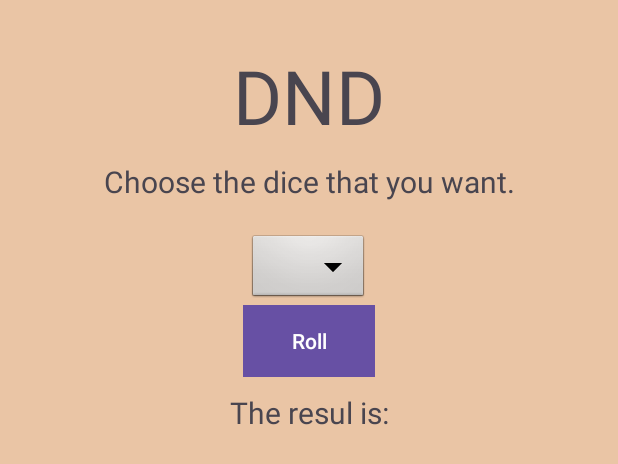
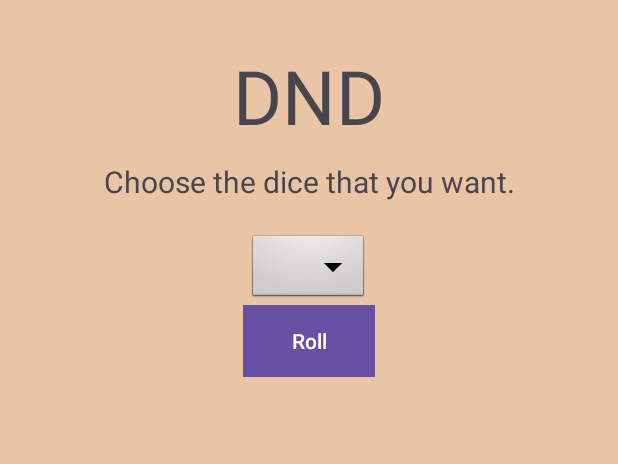
Before and after one commit to Boldlowa360/Projet-app-D-s, an Android app: the layout activity_main.xml on its own in the app's theme, with its tools: preview values and no code run, on a phone screen of 412 x 824 dp. Shown: the top 464 px of the screen. Run offline under Robolectric (Android 15) with nearby library versions, the phone set to English and light mode, and no system bars.

Commit message:
FCT Debut des changement
Changement de l'affichage des resultat pour un snackbar et debut modification pour historique

```diff
--- a/app/src/main/java/com/example/dnd/Dices.java
+++ b/app/src/main/java/com/example/dnd/Dices.java
@@ -2,4 +2,6 @@ package com.example.dnd;
 
 public class Dices {
     public int faces;
+    public String image;
+    public String resultat;
 }
--- a/app/src/main/res/layout/activity_main.xml
+++ b/app/src/main/res/layout/activity_main.xml
@@ -53,19 +53,6 @@
             android:background="@color/black"
             android:text="@string/lancer"
             android:id="@+id/btn"/>
-        <TextView
-            android:layout_width="match_parent"
-            android:layout_height="wrap_content"
-            android:gravity="center"
-            android:layout_margin="10dp"
-            android:text="@string/resultat"
-            android:textSize="20dp"/>
-        <TextView
-            android:layout_width="match_parent"
-            android:layout_height="wrap_content"
-            android:id="@+id/resultat"
-            android:gravity="center"
-            android:textSize="30dp"/>
     </LinearLayout>
 
 
--- a/app/src/main/res/values/strings.xml
+++ b/app/src/main/res/values/strings.xml
@@ -6,4 +6,5 @@
     <string name="resultat">The resul is:</string>
     <string name="pile">Tail</string>
     <string name="face">Face</string>
+    <string name="snackMessage">Result:  </string>
 </resources>
```
Also changed, not shown: app/src/main/java/com/example/dnd/MainActivity.java (+30 -16 lines), 1 other file.
